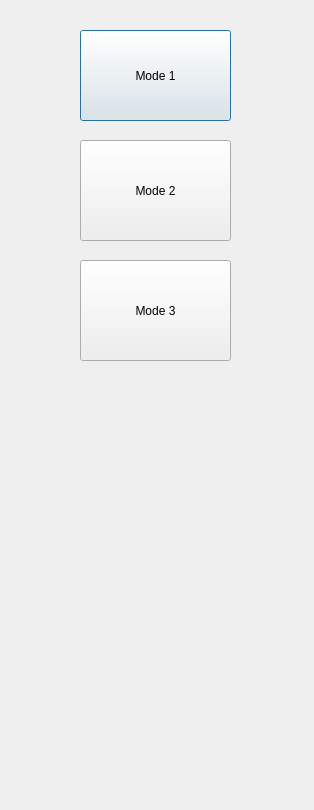
Old version of the form src/frontend/FrToolsPanel/FrToolsPanel.ui in the repository gablab/murfi2.
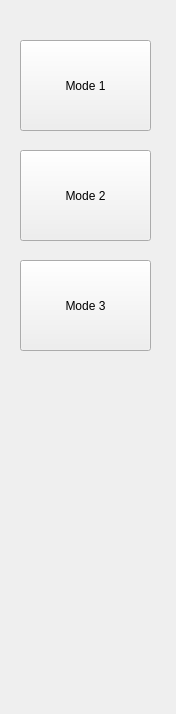
New version of the form.

```diff
--- a/src/frontend/FrToolsPanel/FrToolsPanel.ui
+++ b/src/frontend/FrToolsPanel/FrToolsPanel.ui
@@ -1,12 +1,12 @@
 <ui version="4.0" >
  <class>ToolsPanel</class>
- <widget class="QDialog" name="ToolsPanel" >
+ <widget class="QWidget" name="ToolsPanel" >
   <property name="geometry" >
    <rect>
     <x>0</x>
     <y>0</y>
-    <width>314</width>
-    <height>810</height>
+    <width>176</width>
+    <height>714</height>
    </rect>
   </property>
   <property name="windowTitle" >
@@ -15,59 +15,41 @@
   <widget class="QPushButton" name="pushButton" >
    <property name="geometry" >
     <rect>
-     <x>80</x>
-     <y>30</y>
-     <width>151</width>
+     <x>20</x>
+     <y>40</y>
+     <width>131</width>
      <height>91</height>
     </rect>
    </property>
    <property name="text" >
     <string>Mode 1</string>
    </property>
-   <property name="checkable" >
-    <bool>true</bool>
-   </property>
-   <property name="checked" >
-    <bool>false</bool>
-   </property>
   </widget>
   <widget class="QPushButton" name="pushButton_2" >
    <property name="geometry" >
     <rect>
-     <x>80</x>
-     <y>140</y>
-     <width>151</width>
-     <height>101</height>
+     <x>20</x>
+     <y>150</y>
+     <width>131</width>
+     <height>91</height>
     </rect>
    </property>
    <property name="text" >
     <string>Mode 2</string>
    </property>
-   <property name="checkable" >
-    <bool>true</bool>
-   </property>
   </widget>
   <widget class="QPushButton" name="pushButton_3" >
    <property name="geometry" >
     <rect>
-     <x>80</x>
+     <x>20</x>
      <y>260</y>
-     <width>151</width>
-     <height>101</height>
+     <width>131</width>
+     <height>91</height>
     </rect>
    </property>
    <property name="text" >
     <string>Mode 3</string>
    </property>
-   <property name="checkable" >
-    <bool>true</bool>
-   </property>
-   <property name="checked" >
-    <bool>false</bool>
-   </property>
-   <property name="flat" >
-    <bool>false</bool>
-   </property>
   </widget>
  </widget>
  <resources/>
```
Left out of the diff: 8 changed lines with no effect on the pictures.
